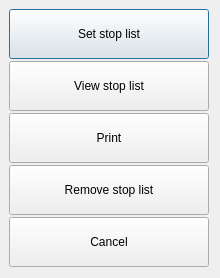
This is Waiter/dlgstoplistoption.ui in End1-1/Cafe5 as Qt 5 draws it before an edit. The edited form follows.
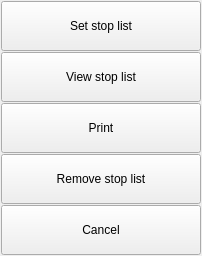
This is the edited form.

```diff
--- a/Waiter/dlgstoplistoption.ui
+++ b/Waiter/dlgstoplistoption.ui
@@ -6,8 +6,8 @@
    <rect>
     <x>0</x>
     <y>0</y>
-    <width>218</width>
-    <height>276</height>
+    <width>202</width>
+    <height>256</height>
    </rect>
   </property>
   <property name="windowTitle">
@@ -15,16 +15,22 @@
   </property>
   <layout class="QVBoxLayout" name="verticalLayout">
    <property name="spacing">
-    <number>2</number>
+    <number>1</number>
    </property>
    <property name="leftMargin">
-    <number>9</number>
+    <number>1</number>
    </property>
    <property name="topMargin">
-    <number>9</number>
+    <number>1</number>
+   </property>
+   <property name="rightMargin">
+    <number>1</number>
+   </property>
+   <property name="bottomMargin">
+    <number>1</number>
    </property>
    <item>
-    <widget class="QPushButton" name="btnSetStoplist">
+    <widget class="QToolButton" name="btnSetStoplist">
      <property name="sizePolicy">
       <sizepolicy hsizetype="Minimum" vsizetype="Minimum">
        <horstretch>0</horstretch>
@@ -43,7 +49,7 @@
     </widget>
    </item>
    <item>
-    <widget class="QPushButton" name="btnViewStopList">
+    <widget class="QToolButton" name="btnViewStopList">
      <property name="sizePolicy">
       <sizepolicy hsizetype="Minimum" vsizetype="Minimum">
        <horstretch>0</horstretch>
@@ -62,7 +68,7 @@
     </widget>
    </item>
    <item>
-    <widget class="QPushButton" name="btnPrintStoplist">
+    <widget class="QToolButton" name="btnPrintStoplist">
      <property name="sizePolicy">
       <sizepolicy hsizetype="Minimum" vsizetype="Minimum">
        <horstretch>0</horstretch>
@@ -81,7 +87,7 @@
     </widget>
    </item>
    <item>
-    <widget class="QPushButton" name="btnClearStopList">
+    <widget class="QToolButton" name="btnClearStopList">
      <property name="sizePolicy">
       <sizepolicy hsizetype="Minimum" vsizetype="Minimum">
        <horstretch>0</horstretch>
@@ -100,7 +106,7 @@
     </widget>
    </item>
    <item>
-    <widget class="QPushButton" name="btnCancel">
+    <widget class="QToolButton" name="btnCancel">
      <property name="sizePolicy">
       <sizepolicy hsizetype="Minimum" vsizetype="Minimum">
        <horstretch>0</horstretch>
```
